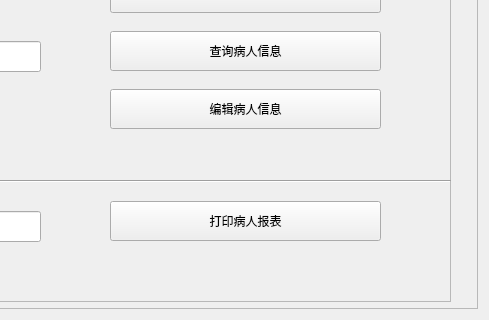
dyhes/medicalServer, file patientinfo.ui: the form before one commit; both pictures show x 311 to 800 and y 480 to 800 of the 800 by 800 pixel window.
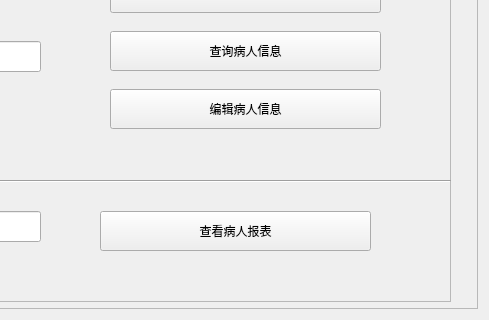
The form after the commit.

```diff
--- a/patientinfo.ui
+++ b/patientinfo.ui
@@ -196,8 +196,8 @@
       <widget class="QPushButton" name="btnPrint">
        <property name="geometry">
         <rect>
-         <x>380</x>
-         <y>250</y>
+         <x>370</x>
+         <y>260</y>
          <width>271</width>
          <height>40</height>
         </rect>
@@ -209,7 +209,7 @@
         </size>
        </property>
        <property name="text">
-        <string>打印病人报表</string>
+        <string>查看病人报表</string>
        </property>
       </widget>
       <widget class="Line" name="line">
```
